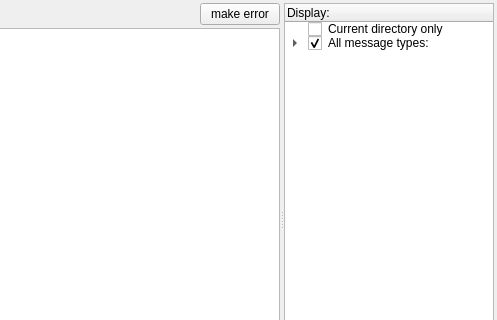
First picture: the form in lib/LogWidgetTemplate.ui, repository acq4/acq4, before the edit; both pictures show x 136 to 633 and y 0 to 320 of the 633 by 437 pixel window.
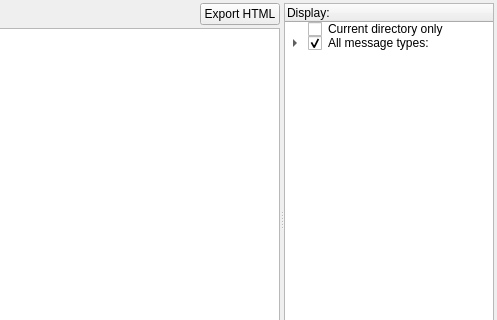
Second picture: the form after the edit. Custom widgets are drawn as their Qt base class.

What changed in the file:
```diff
--- a/lib/LogWidgetTemplate.ui
+++ b/lib/LogWidgetTemplate.ui
@@ -31,7 +31,7 @@
      <property name="orientation">
       <enum>Qt::Horizontal</enum>
      </property>
-     <widget class="QWidget" name="" native="true">
+     <widget class="QWidget" name="widget" native="true">
       <property name="sizePolicy">
        <sizepolicy hsizetype="Preferred" vsizetype="Preferred">
         <horstretch>6</horstretch>
@@ -65,7 +65,7 @@
        <item row="0" column="2">
         <widget class="QPushButton" name="makeErrorBtn">
          <property name="text">
-          <string>make error</string>
+          <string>Export HTML</string>
          </property>
         </widget>
        </item>
@@ -84,7 +84,7 @@
        </item>
       </layout>
      </widget>
-     <widget class="QWidget" name="" native="true">
+     <widget class="QWidget" name="widget" native="true">
       <property name="sizePolicy">
        <sizepolicy hsizetype="Preferred" vsizetype="Preferred">
         <horstretch>1</horstretch>
```
Left out of the diff: 2 changed lines with no effect on the pictures.
